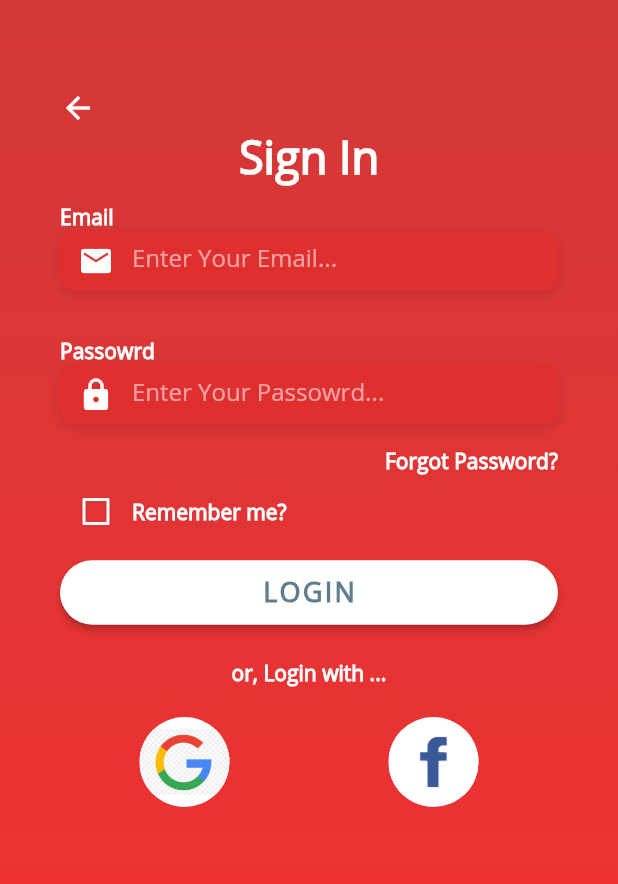
After one commit to Adanii/project_afid_udemy, a Flutter app: the SignInPage screen opened by its route, on a phone screen of 412 x 824 dp. The commit adds this screen. Shown: the top 884 px of the screen. Run offline on Flutter 3.47's test engine with Material 2 defaults, Android fonts, the phone set to English and light mode, and no system bars; our stand-ins replace auto_route, google_fonts; missing offline and left inert: dart:ffi.

Commit message:
finishing design for sign in page

```diff
--- a/lib/pages/dashboard/dashboard.dart
+++ b/lib/pages/dashboard/dashboard.dart
@@ -1,5 +1,6 @@
-// ignore_for_file: prefer_const_constructors
+// ignore_for_file: prefer_const_constructors, prefer_const_literals_to_create_immutables
 
+import 'package:auto_route/auto_route.dart';
 import 'package:flutter/material.dart';
 
 class Dashboard extends StatelessWidget {
@@ -10,6 +11,27 @@ class Dashboard extends StatelessWidget {
     return Scaffold(
       appBar: AppBar(
         title: Text("Dashboard"),
+        leading: GestureDetector(
+            onTap: () => AutoRouter.of(context).pop(),
+            child: Icon(Icons.arrow_back_ios)),
+      ),
+      body: Container(
+        color: Colors.pink[100],
+        child: Column(
+          mainAxisAlignment: MainAxisAlignment.center,
+          children: [
+            Row(
+              mainAxisAlignment: MainAxisAlignment.center,
+              children: [
+                Icon(
+                  Icons.favorite,
+                  color: Colors.red,
+                  size: 25,
+                ),
+              ],
+            )
+          ],
+        ),
       ),
     );
   }
--- a/lib/pages/home/home.dart
+++ b/lib/pages/home/home.dart
@@ -18,12 +18,18 @@ class Home extends StatelessWidget {
         ),
         leading: GestureDetector(
           onTap: () => AutoRouter.of(context).pushNamed("/Dashboard"),
-          child: const Icon(Icons.dashboard),
+          child: const Icon(
+            Icons.dehaze,
+            size: 25,
+          ),
         ),
         actions: [
           Container(
             padding: const EdgeInsets.only(right: 10),
-            child: const Icon(Icons.search),
+            child: const Icon(
+              Icons.manage_search,
+              size: 30,
+            ),
           ),
         ],
       ),
@@ -45,13 +51,7 @@ class Home extends StatelessWidget {
                 child: Column(
                   mainAxisAlignment: MainAxisAlignment.start,
                   crossAxisAlignment: CrossAxisAlignment.start,
-                  children: [
-                    for (int i = 0; i < 50; i++)
-                      Text(
-                        "lorem ipsum dit color",
-                        style: TextStyle(fontSize: 25),
-                      ),
-                  ],
+                  children: [],
                 ),
               ),
             ],
--- a/lib/pages/login_page/login_screen.dart
+++ b/lib/pages/login_page/login_screen.dart
@@ -1,7 +1,7 @@
 // ignore_for_file: prefer_const_literals_to_create_immutables, prefer_const_constructors
 
-import 'package:course_afid_udemy/pages/login_page/sign_in.dart';
-import 'package:course_afid_udemy/pages/login_page/sign_up.dart';
+import 'package:course_afid_udemy/pages/login_page/widgets/sign_in.dart';
+import 'package:course_afid_udemy/pages/login_page/widgets/sign_up.dart';
 import 'package:flutter/material.dart';
 import 'package:google_fonts/google_fonts.dart';
 
@@ -11,8 +11,23 @@ class LoginScreen extends StatelessWidget {
   @override
   Widget build(BuildContext context) {
     return Scaffold(
-      backgroundColor: Colors.red,
-      body: Column(
+      body: Stack(
+        children: [
+          Container(
+            height: double.infinity,
+            width: double.infinity,
+            decoration: BoxDecoration(
+              gradient: LinearGradient(
+                begin: Alignment.topCenter,
+                end: Alignment.bottomCenter,
+                colors: [
+                  Color.fromARGB(255, 210, 56, 56),
+                  Color.fromARGB(255, 248, 47, 47),
+                ],
+              ),
+            ),
+          ),
+          Column(
             mainAxisAlignment: MainAxisAlignment.spaceEvenly,
             children: [
               Column(
@@ -59,6 +74,8 @@ class LoginScreen extends StatelessWidget {
               ),
             ],
           ),
+        ],
+      ),
     );
   }
 }
--- /dev/null
+++ b/lib/pages/login_page/sign_in_page.dart
@@ -0,0 +1,266 @@
+// ignore_for_file: prefer_const_literals_to_create_immutables, prefer_const_constructors, sized_box_for_whitespace, avoid_print
+
+import 'dart:ffi';
+
+import 'package:auto_route/auto_route.dart';
+import 'package:course_afid_udemy/pages/login_page/widgets/k_style.dart';
+import 'package:flutter/material.dart';
+
+class SignInPage extends StatefulWidget {
+  const SignInPage({Key? key}) : super(key: key);
+
+  @override
+  State<SignInPage> createState() => _SignInPageState();
+}
+
+class _SignInPageState extends State<SignInPage> {
+  bool _rememberMe = false;
+
+  Widget _buildEmailBox() {
+    return Column(
+      crossAxisAlignment: CrossAxisAlignment.start,
+      children: [
+        Text(
+          "Email",
+          style: kLabelStyle,
+        ),
+        Container(
+          alignment: Alignment.centerLeft,
+          decoration: kBoxDecorationStyle,
+          height: 40.0,
+          child: TextField(
+            keyboardType: TextInputType.emailAddress,
+            style: TextStyle(color: Colors.white),
+            decoration: InputDecoration(
+              border: InputBorder.none,
+              // contentPadding: EdgeInsets.only(top: 14.0),
+              prefixIcon: Icon(
+                Icons.email,
+                color: Colors.white,
+              ),
+              hintText: "Enter Your Email...",
+              hintStyle: kHintTextStyle,
+            ),
+          ),
+        ),
+      ],
+    );
+  }
+
+  Widget _buildPasswordBox() {
+    return Column(
+      crossAxisAlignment: CrossAxisAlignment.start,
+      children: [
+        Text(
+          "Passowrd",
+          style: kLabelStyle,
+        ),
+        Container(
+          alignment: Alignment.centerLeft,
+          decoration: kBoxDecorationStyle,
+          height: 40.0,
+          child: TextField(
+            obscureText: true,
+            style: TextStyle(color: Colors.white),
+            decoration: InputDecoration(
+              border: InputBorder.none,
+              // contentPadding: EdgeInsets.only(top: 14.0),
+              prefixIcon: Icon(
+                Icons.lock,
+                color: Colors.white,
+              ),
+              hintText: "Enter Your Passowrd...",
+              hintStyle: kHintTextStyle,
+            ),
+          ),
+        ),
+      ],
+    );
+  }
+
+  Widget _buildForgotButton() {
+    return Container(
+      alignment: Alignment.centerRight,
+      // ignore: deprecated_member_use
+      child: FlatButton(
+        padding: EdgeInsets.only(right: 0.0),
+        onPressed: () => print("Forget Button Pressed"),
+        child: Text(
+          "Forgot Password?",
+          style: kLabelStyle,
+        ),
+      ),
+    );
+  }
+
+  Widget _buildRememberMe() {
+    return Container(
+      height: 20.0,
+      child: Row(
+        children: [
+          Theme(
+            data: ThemeData(unselectedWidgetColor: Colors.white),
+            child: Checkbox(
+              value: _rememberMe,
+              checkColor: Colors.green,
+              activeColor: Colors.white,
+              onChanged: (value) {
+                setState(() {
+                  _rememberMe = value!;
+                });
+              },
+            ),
+          ),
+          Text(
+            "Remember me?",
+            style: kLabelStyle,
+          ),
+        ],
+      ),
+    );
+  }
+
+  Widget _buildLoginBtn() {
+    return Container(
+      padding: EdgeInsets.symmetric(vertical: 20.0),
+      width: double.infinity,
+      child: RaisedButton(
+        onPressed: () => print('login button pressed'),
+        padding: EdgeInsets.all(9.0),
+        shape: RoundedRectangleBorder(
+          borderRadius: BorderRadius.circular(30),
+        ),
+        color: Colors.white,
+        child: Text(
+          "LOGIN",
+          style: TextStyle(
+            color: Colors.blueGrey,
+            letterSpacing: 1.5,
+            fontSize: 18,
+            fontWeight: FontWeight.bold,
+            fontFamily: 'OpenSans',
+          ),
+        ),
+      ),
+    );
+  }
+
+  Widget _buildTextSignInWith() {
+    return Column(
+      children: [
+        Text(
+          "or, Login with ...",
+          style: kLabelStyle,
+        ),
+        SizedBox(height: 20),
+      ],
+    );
+  }
+
+  Widget _buildSignInWith() {
+    return Row(
+      mainAxisAlignment: MainAxisAlignment.spaceAround,
+      children: [
+        GestureDetector(
+          onTap: () => print("Google Tapped"),
+          child: Container(
+            height: 60,
+            width: 60,
+            decoration: BoxDecoration(
+              shape: BoxShape.circle,
+              color: Colors.white,
+              image: DecorationImage(
+                image: AssetImage(
+                  "assets/images/google.jpg",
+                ),
+              ),
+            ),
+          ),
+        ),
+        GestureDetector(
+          onTap: () => print("Facebook Tapped"),
+          child: Container(
+            height: 60,
+            width: 60,
+            decoration: BoxDecoration(
+              shape: BoxShape.circle,
+              color: Colors.white,
+              image: DecorationImage(
+                image: AssetImage(
+                  "assets/images/facebook.jpg",
+                ),
+              ),
+            ),
+          ),
+        ),
+      ],
+    );
+  }
+
+  @override
+  Widget build(BuildContext context) {
+    return Scaffold(
+      body: Stack(
+        children: [
+          Container(
+            height: double.infinity,
+            width: double.infinity,
+            decoration: BoxDecoration(
+                gradient: LinearGradient(
+              begin: Alignment.topCenter,
+              end: Alignment.bottomCenter,
+              colors: [
+                Color.fromARGB(255, 210, 56, 56),
+                Color.fromARGB(255, 248, 47, 47),
+              ],
+            )),
+          ),
+          Container(
+            height: double.infinity,
+            child: SingleChildScrollView(
+              physics: AlwaysScrollableScrollPhysics(),
+              padding: EdgeInsets.symmetric(
+                horizontal: 40.0,
+                vertical: 60.0,
+              ),
+              child: Column(
+                mainAxisAlignment: MainAxisAlignment.center,
+                children: [
+                  Row(
+                    mainAxisAlignment: MainAxisAlignment.start,
+                    children: [
+                      GestureDetector(
+                          onTap: () => AutoRouter.of(context).pop(),
+                          child: Icon(
+                            Icons.arrow_back,
+                            color: Colors.white,
+                          )),
+                    ],
+                  ),
+                  Text(
+                    "Sign In",
+                    style: TextStyle(
+                      color: Colors.white,
+                      fontFamily: 'OpenSans',
+                      fontSize: 30,
+                      fontWeight: FontWeight.bold,
+                    ),
+                  ),
+                  SizedBox(height: 10),
+                  _buildEmailBox(),
+                  SizedBox(height: 30.0),
+                  _buildPasswordBox(),
+                  _buildForgotButton(),
+                  _buildRememberMe(),
+                  _buildLoginBtn(),
+                  _buildTextSignInWith(),
+                  _buildSignInWith(),
+                ],
+              ),
+            ),
+          )
+        ],
+      ),
+    );
+  }
+}
--- /dev/null
+++ b/lib/pages/login_page/widgets/k_style.dart
@@ -0,0 +1,26 @@
+// ignore_for_file: prefer_const_constructors, prefer_const_literals_to_create_immutables
+
+import 'package:flutter/material.dart';
+
+final kHintTextStyle = TextStyle(
+  color: Colors.white54,
+  fontFamily: 'OpenSans',
+);
+
+final kLabelStyle = TextStyle(
+  color: Colors.white,
+  fontWeight: FontWeight.bold,
+  fontFamily: 'OpenSans',
+);
+
+final kBoxDecorationStyle = BoxDecoration(
+  color: Color.fromARGB(255, 223, 47, 47),
+  borderRadius: BorderRadius.circular(10.0),
+  boxShadow: [
+    BoxShadow(
+      color: Colors.black12,
+      blurRadius: 6.0,
+      offset: Offset(0, 2),
+    ),
+  ],
+);
--- a/lib/pages/login_page/sign_up.dart
+++ b/lib/pages/login_page/widgets/sign_in.dart
@@ -3,30 +3,30 @@
 import 'package:auto_route/auto_route.dart';
 import 'package:flutter/material.dart';
 
-class SignUp extends StatelessWidget {
-  const SignUp({Key? key}) : super(key: key);
+class SignIn extends StatelessWidget {
+  const SignIn({Key? key}) : super(key: key);
 
   @override
   Widget build(BuildContext context) {
     return GestureDetector(
-      onTap: () => AutoRouter.of(context).replaceNamed('/Home'),
+      onTap: () => AutoRouter.of(context).pushNamed('/sign-in-page'),
       child: Container(
         height: 35,
         width: 200,
         decoration: BoxDecoration(
-          color: Colors.red,
+          color: Colors.white,
           borderRadius: BorderRadius.circular(20),
           border: Border.all(
-            color: Colors.white,
+            color: Colors.red,
             style: BorderStyle.solid,
-            width: 0.8,
+            width: 0.5,
           ),
         ),
         child: Center(
           child: Text(
-            "SIGN UP",
+            "SIGN IN",
             style: TextStyle(
-              color: Colors.white,
+              color: Colors.red,
             ),
           ),
         ),
--- a/lib/pages/login_page/sign_in.dart
+++ b/lib/pages/login_page/widgets/sign_up.dart
@@ -1,10 +1,10 @@
-// ignore_for_file: prefer_const_constructors
+// ignore_for_file: prefer_const_constructors, prefer_const_literals_to_create_immutables
 
 import 'package:auto_route/auto_route.dart';
 import 'package:flutter/material.dart';
 
-class SignIn extends StatelessWidget {
-  const SignIn({Key? key}) : super(key: key);
+class SignUp extends StatelessWidget {
+  const SignUp({Key? key}) : super(key: key);
 
   @override
   Widget build(BuildContext context) {
@@ -14,19 +14,26 @@ class SignIn extends StatelessWidget {
         height: 35,
         width: 200,
         decoration: BoxDecoration(
-          color: Colors.white,
+          gradient: LinearGradient(
+            begin: Alignment.topCenter,
+            end: Alignment.bottomCenter,
+            colors: [
+              Color.fromARGB(255, 248, 47, 47),
+              Color.fromARGB(255, 248, 47, 47),
+            ],
+          ),
           borderRadius: BorderRadius.circular(20),
           border: Border.all(
-            color: Colors.red,
+            color: Colors.white,
             style: BorderStyle.solid,
-            width: 0.5,
+            width: 0.8,
           ),
         ),
         child: Center(
           child: Text(
-            "SIGN IN",
+            "SIGN UP",
             style: TextStyle(
-              color: Colors.red,
+              color: Colors.white,
             ),
           ),
         ),
--- a/lib/router/router.dart
+++ b/lib/router/router.dart
@@ -1,19 +1,16 @@
 import 'package:course_afid_udemy/pages/dashboard/dashboard.dart';
 import 'package:auto_route/auto_route.dart';
 import 'package:course_afid_udemy/pages/login_page/login_screen.dart';
+import 'package:course_afid_udemy/pages/login_page/sign_in_page.dart';
 
 import '../pages/home/home.dart';
 
 @MaterialAutoRouter(
   routes: <AutoRoute>[
-    AutoRoute(
-      page: LoginScreen,
-      initial: true,
-    ),
-    AutoRoute(
-      page: Home,
-    ),
+    AutoRoute(page: LoginScreen, initial: true),
+    AutoRoute(page: Home),
     AutoRoute(page: Dashboard),
+    AutoRoute(page: SignInPage),
   ],
 )
 class $Routes {}
```
Also changed, not shown: pubspec.yaml (+4 -3 lines), assets/fonts/OpenSans.ttf (added), assets/images/facebook.jpg (added), assets/images/google.jpg (added), lib/router/router.gr.dart. Lines whose indentation alone changed are shown as unchanged.
